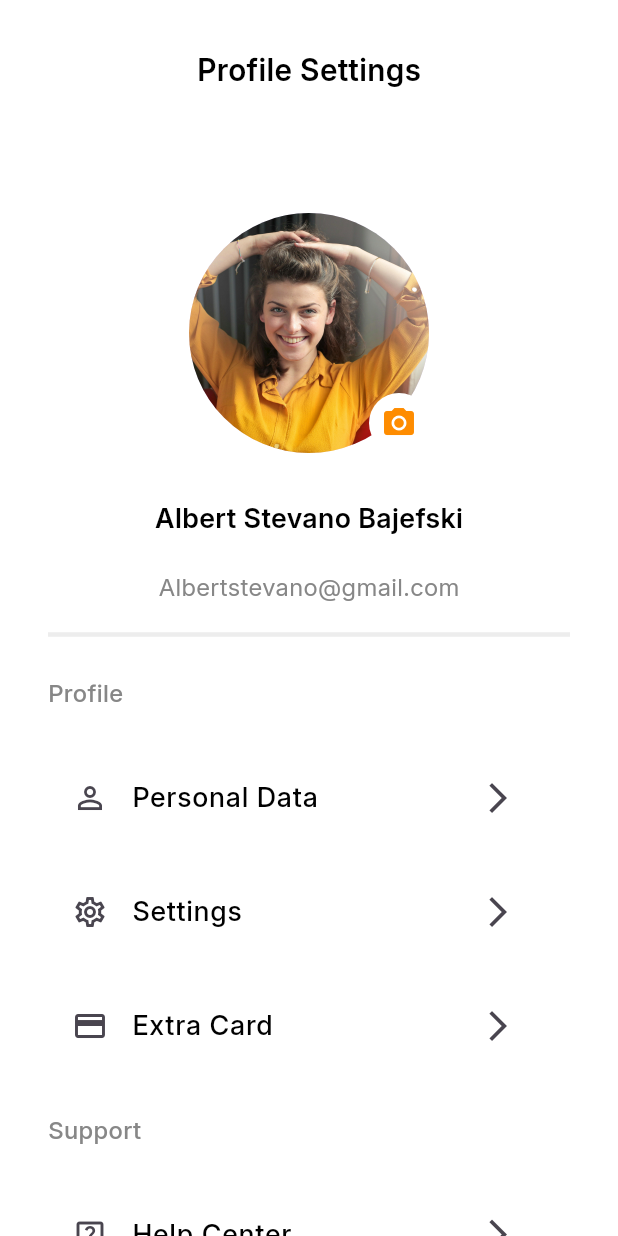
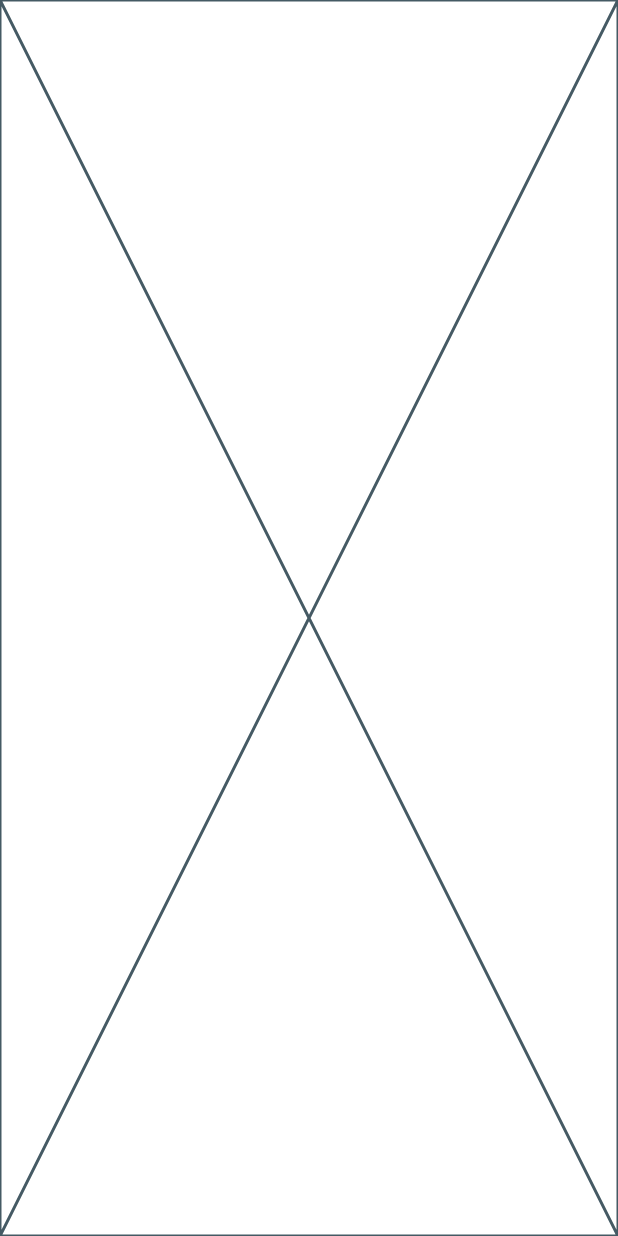
Before and after one commit to MohamedEssami20/delivery_food, a Flutter app: the ProfileView screen opened by its route, after a tap on "Extra Card", on a phone screen of 412 x 824 dp. Run offline on Flutter 3.47's test engine with Material 3 defaults, Android fonts, the phone set to English and light mode, and no system bars; our stand-ins replace cloud_firestore, dartz, dots_indicator, firebase_auth, firebase_core, flutter_bloc and 5 more; missing offline and left inert: flutter_facebook_auth, mailer, svg_flutter; accounts and stored records are empty.

Commit message:
create extra card view and navigate to it

```diff
--- a/lib/core/helper/func/on_genrate_route.dart
+++ b/lib/core/helper/func/on_genrate_route.dart
@@ -2,7 +2,6 @@ import 'package:delivery_food/features/onBoarding/presentation/views/on_boarding
 import 'package:delivery_food/features/profile/presentation/views/help_center_view.dart';
 import 'package:flutter/material.dart';
 import 'package:delivery_food/features/splash/presentation/views/splash_view.dart';
-
 import '../../../features/auth/presentation/views/forget_password_view.dart';
 import '../../../features/auth/presentation/views/otp_view.dart';
 import '../../../features/auth/presentation/views/reset_password_view.dart';
@@ -15,6 +14,7 @@ import '../../../features/home/presentation/views/home_view.dart';
 import '../../../features/home/presentation/views/notification_view.dart';
 import '../../../features/payment/presentation/view/payment_view.dart';
 import '../../../features/profile/presentation/views/app_settings.dart';
+import '../../../features/profile/presentation/views/extra_card_view.dart';
 import '../../../features/profile/presentation/views/personal_data_view.dart';
 import '../../../features/profile/presentation/views/profile_view.dart';
 
@@ -71,6 +71,9 @@ Route<dynamic>? onGenerateRoute(RouteSettings settings) {
 
     case HelpCenterView.routeName:
       return MaterialPageRoute(builder: (context) => const HelpCenterView());
+
+    case ExtraCardView.routeName:
+      return MaterialPageRoute(builder: (context) => const ExtraCardView());
     // Add more routes here as needed
     default:
       return MaterialPageRoute(builder: (context) => const Scaffold());
--- /dev/null
+++ b/lib/features/profile/presentation/views/extra_card_view.dart
@@ -0,0 +1,13 @@
+import 'package:delivery_food/features/profile/presentation/views/widgets/extra_card_view_body.dart';
+import 'package:flutter/material.dart';
+
+class ExtraCardView extends StatelessWidget {
+  const ExtraCardView({super.key});
+  static const String routeName = 'extra_card_view';
+  @override
+  Widget build(BuildContext context) {
+    return const Scaffold(
+      body: ExtraCardViewBody(),
+    );
+  }
+}
--- /dev/null
+++ b/lib/features/profile/presentation/views/widgets/extra_card_view_body.dart
@@ -0,0 +1,10 @@
+import 'package:flutter/material.dart';
+
+class ExtraCardViewBody extends StatelessWidget {
+  const ExtraCardViewBody({super.key});
+
+  @override
+  Widget build(BuildContext context) {
+    return const Placeholder();
+  }
+}
--- a/lib/features/profile/presentation/views/widgets/profile_view_body.dart
+++ b/lib/features/profile/presentation/views/widgets/profile_view_body.dart
@@ -1,4 +1,5 @@
 import 'package:delivery_food/core/utils/app_text_styles.dart';
+import 'package:delivery_food/features/profile/presentation/views/extra_card_view.dart';
 import 'package:delivery_food/features/profile/presentation/views/help_center_view.dart';
 import 'package:delivery_food/features/profile/presentation/views/personal_data_view.dart';
 import 'package:flutter/material.dart';
@@ -53,7 +54,9 @@ class ProfileViewBody extends StatelessWidget {
           ProfileItem(
             title: 'Extra Card',
             icon: Icons.credit_card_outlined,
-            onTap: () {},
+            onTap: () {
+              Navigator.pushNamed(context, ExtraCardView.routeName);
+            },
           ),
           const SizedBox(
             height: 30,
```
